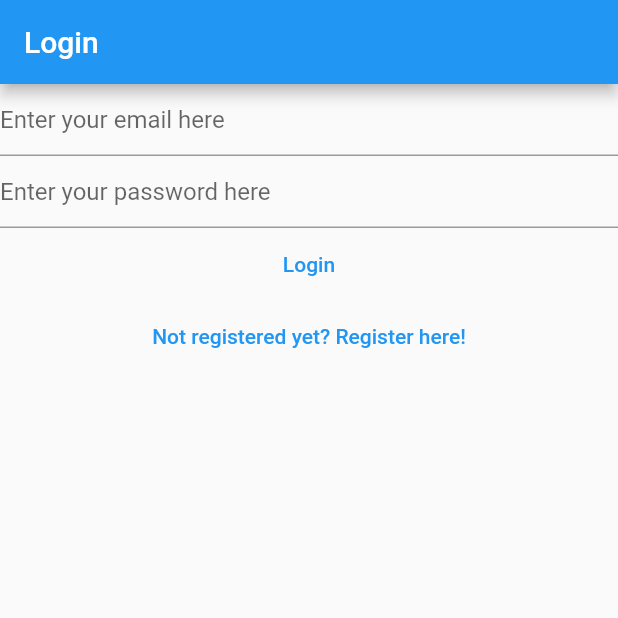
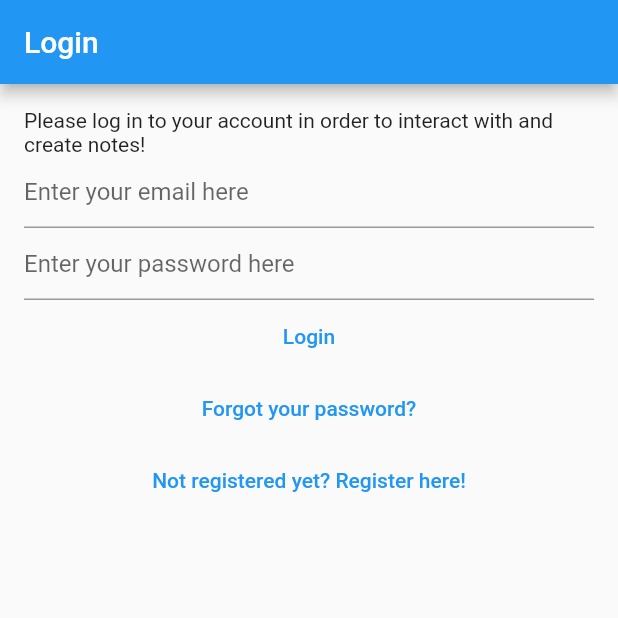
Before and after one commit to alexushkov82/kickstartmyheart, a Flutter app: the screen it shows after launch, on a phone screen of 412 x 824 dp, the top half of it. Run offline on Flutter 3.47's test engine with Material 2 defaults, Android fonts, the phone set to English and light mode, and no system bars; our stand-ins replace bloc, cloud_firestore, equatable, firebase_auth, firebase_core, flutter_bloc and 1 more; accounts and stored records are empty.

Commit message:
Fix Registration Button Problems. Update UI.

```diff
--- a/lib/main.dart
+++ b/lib/main.dart
@@ -5,6 +5,7 @@ import 'package:kickstartmyheart/services/auth/bloc/auth_bloc.dart';
 import 'package:kickstartmyheart/services/auth/bloc/auth_event.dart';
 import 'package:kickstartmyheart/services/auth/bloc/auth_state.dart';
 import 'package:kickstartmyheart/services/auth/firebase_auth_provider.dart';
+import 'package:kickstartmyheart/views/auth/forgot_password_view.dart';
 import 'package:kickstartmyheart/views/auth/login_view.dart';
 import 'package:kickstartmyheart/views/notes/create_update_note_view.dart';
 import 'package:kickstartmyheart/views/notes/notes_view.dart';
@@ -50,14 +51,16 @@ class HomePage extends StatelessWidget {
         }
       },
       builder: (context, state) {
-        if (state is AuthStateLoggedIn) {
-          return const NotesView();
+        if (state is AuthStateRegistering) {
+          return const RegisterView();
         } else if (state is AuthStateNeedVerification) {
           return const VerifyEmailView();
         } else if (state is AuthStateLoggedOut) {
           return const LoginView();
-        } else if (state is AuthStateRegistering) {
-          return const RegisterView();
+        } else if (state is AuthStateForgotPassword) {
+          return const ForgotPasswordView();
+        } else if (state is AuthStateLoggedIn) {
+          return const NotesView();
         } else {
           return const Scaffold(
             body: CircularProgressIndicator(),
--- a/lib/services/auth/bloc/auth_event.dart
+++ b/lib/services/auth/bloc/auth_event.dart
@@ -9,19 +9,8 @@ class AuthEventInitialize extends AuthEvent {
   const AuthEventInitialize();
 }
 
-class AuthEventLogIn extends AuthEvent {
-  final String email;
-  final String password;
-
-  const AuthEventLogIn(this.email, this.password);
-}
-
-class AuthEventLogOut extends AuthEvent {
-  const AuthEventLogOut();
-}
-
-class AuthEventSendEmailVerification extends AuthEvent {
-  const AuthEventSendEmailVerification();
+class AuthEventShouldRegister extends AuthEvent {
+  const AuthEventShouldRegister();
 }
 
 class AuthEventRegister extends AuthEvent {
@@ -31,6 +20,23 @@ class AuthEventRegister extends AuthEvent {
   const AuthEventRegister(this.email, this.password);
 }
 
-class AuthEventShouldRegister extends AuthEvent {
-  const AuthEventShouldRegister();
+class AuthEventSendEmailVerification extends AuthEvent {
+  const AuthEventSendEmailVerification();
 }
+
+class AuthEventLogIn extends AuthEvent {
+  final String email;
+  final String password;
+
+  const AuthEventLogIn(this.email, this.password);
+}
+
+class AuthEventForgotPassword extends AuthEvent {
+  final String? email;
+
+  const AuthEventForgotPassword({this.email});
+}
+
+class AuthEventLogOut extends AuthEvent {
+  const AuthEventLogOut();
+}
--- a/lib/services/auth/bloc/auth_state.dart
+++ b/lib/services/auth/bloc/auth_state.dart
@@ -26,6 +26,11 @@ class AuthStateRegistering extends AuthState {
       : super(isLoading: isLoading);
 }
 
+class AuthStateNeedVerification extends AuthState {
+  const AuthStateNeedVerification({required bool isLoading})
+      : super(isLoading: isLoading);
+}
+
 class AuthStateLoggedIn extends AuthState {
   final AuthUser user;
 
@@ -33,9 +38,15 @@ class AuthStateLoggedIn extends AuthState {
       : super(isLoading: isLoading);
 }
 
-class AuthStateNeedVerification extends AuthState {
-  const AuthStateNeedVerification({required bool isLoading})
-      : super(isLoading: isLoading);
+class AuthStateForgotPassword extends AuthState {
+  final Exception? exception;
+  final bool hasSentEmail;
+
+  const AuthStateForgotPassword({
+    required this.exception,
+    required this.hasSentEmail,
+    required bool isLoading,
+  }) : super(isLoading: isLoading);
 }
 
 class AuthStateLoggedOut extends AuthState with EquatableMixin{
--- /dev/null
+++ b/lib/utilities/dialogs/password_reset_email_sent_dialog.dart
@@ -0,0 +1,14 @@
+import 'package:flutter/material.dart';
+import 'package:kickstartmyheart/utilities/dialogs/generic_dialog.dart';
+
+Future<void> showPasswordResetEmailSentDialog (BuildContext context) {
+  return showGenericDialog(
+    context: context,
+    title: 'Password reset',
+    content: 'We have now sent you a password reset link. Please check your '
+        'email  for more information',
+    optionsBuilder: () =>  {
+      'OK': null,
+    },
+  );
+}
--- a/lib/views/auth/login_view.dart
+++ b/lib/views/auth/login_view.dart
@@ -49,8 +49,12 @@ class _LoginViewState extends State<LoginView> {
         appBar: AppBar(
           title: const Text('Login'),
         ),
-        body: Column(
+        body: Padding(
+          padding: const EdgeInsets.all(16.0),
+          child: Column(
             children: [
+              const Text('Please log in to your account in order to interact '
+                  'with and create notes!'),
               TextField(
                 controller: _email,
                 enableSuggestions: false,
@@ -81,6 +85,12 @@ class _LoginViewState extends State<LoginView> {
               ),
               TextButton(
                 onPressed: () {
+                  context.read<AuthBloc>().add(const AuthEventForgotPassword());
+                },
+                child: const Text('Forgot your password?'),
+              ),
+              TextButton(
+                onPressed: () {
                   context.read<AuthBloc>().add(const AuthEventShouldRegister());
                 },
                 child: const Text('Not registered yet? Register here!'),
@@ -88,6 +98,7 @@ class _LoginViewState extends State<LoginView> {
             ],
           ),
         ),
+      ),
     );
   }
 }
--- a/lib/views/auth/verify_email_view.dart
+++ b/lib/views/auth/verify_email_view.dart
@@ -17,7 +17,9 @@ class _VerifyEmailViewState extends State<VerifyEmailView> {
       appBar: AppBar(
         title: const Text('Verify email'),
       ),
-      body: Column(
+      body: Padding(
+        padding: const EdgeInsets.all(16.0),
+        child: Column(
           children: [
             const Text(
                 "We've sent you an email verification. Please open it to verify your account."),
@@ -41,6 +43,7 @@ class _VerifyEmailViewState extends State<VerifyEmailView> {
             )
           ],
         ),
+      ),
     );
   }
 }
```
Also changed, not shown: lib/services/auth/auth_provider.dart (+13 -5 lines), lib/services/auth/auth_service.dart (+10 -5 lines), lib/services/auth/bloc/auth_bloc.dart (+41 -0 lines), lib/services/auth/firebase_auth_provider.dart (+29 -10 lines), lib/views/auth/forgot_password_view.dart (added, +87 -0 lines), lib/views/auth/register_view.dart (+13 -1 lines), 1 other file. Lines whose indentation alone changed are shown as unchanged.
